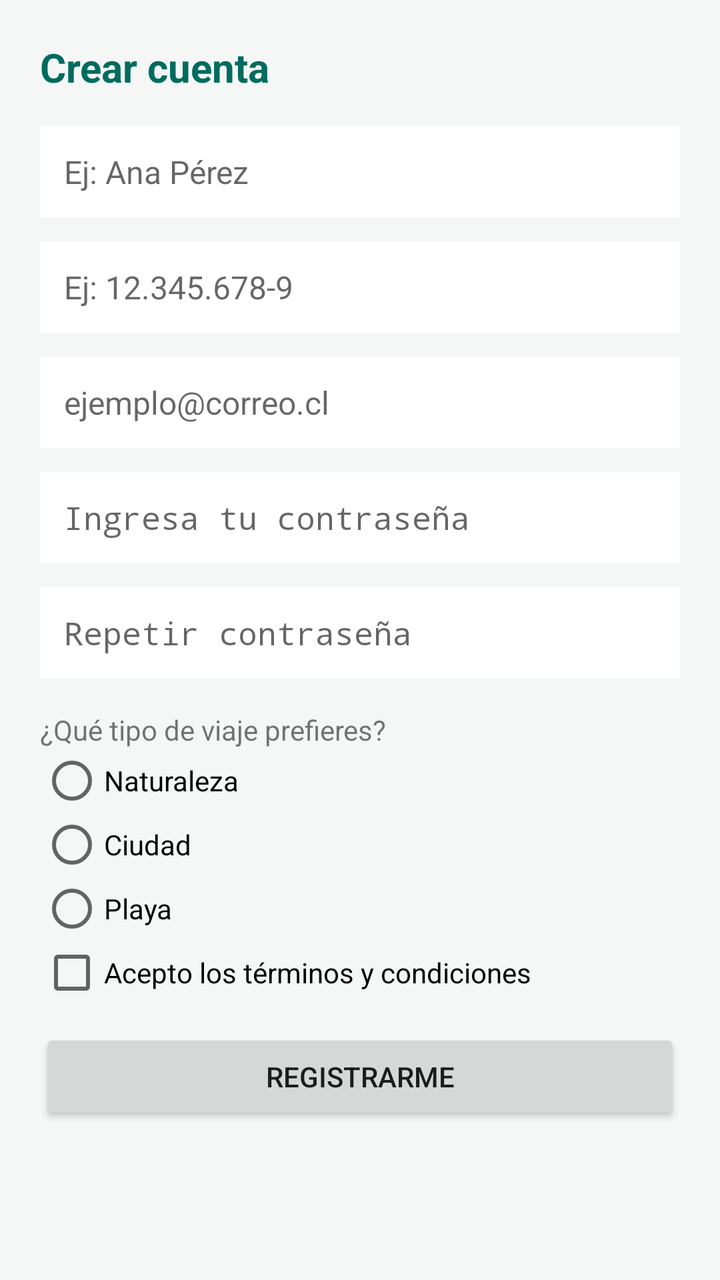
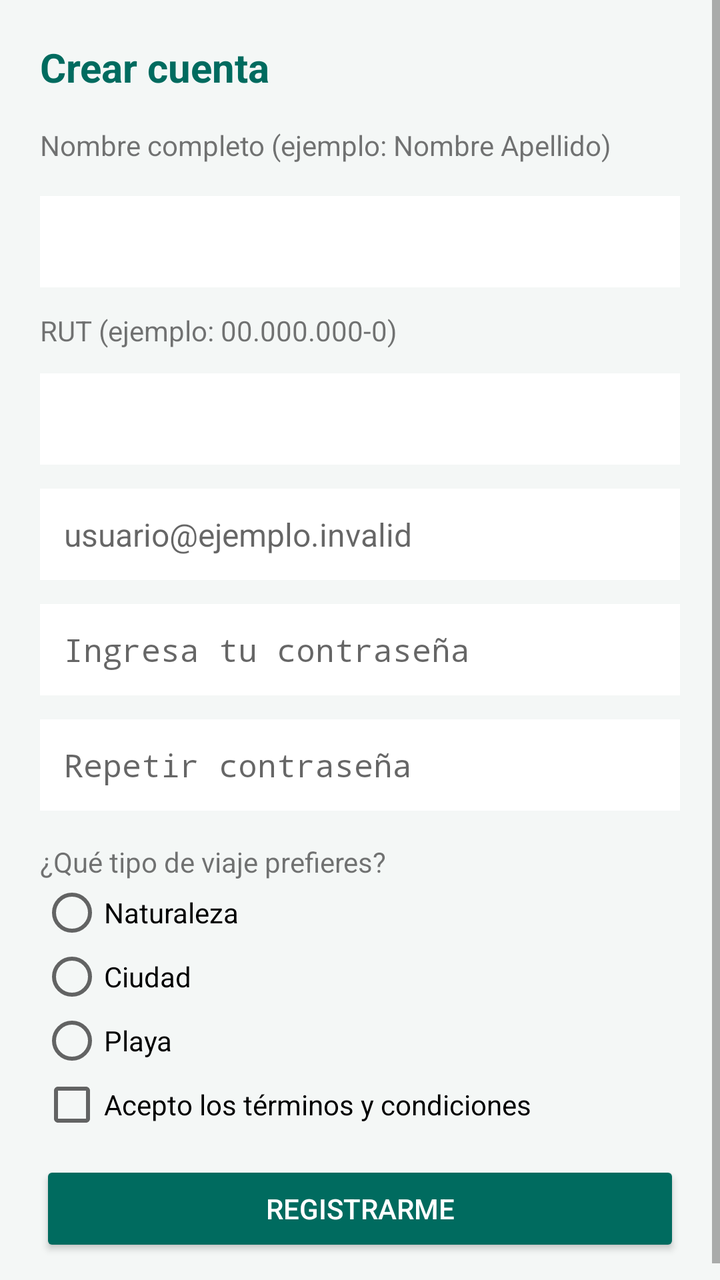

An Android layout rendered at two revisions. The XML below is the earlier revision; the diff shows what the commit changed to produce the second picture.
<!-- AndroidManifest.xml: application theme Theme.ItinerarioViaje -->
<!-- res/layout/activity_registro.xml -->
<?xml version="1.0" encoding="utf-8"?>
<ScrollView xmlns:android="http://schemas.android.com/apk/res/android"
    android:layout_width="match_parent" android:layout_height="match_parent" android:background="@color/fondo">
    <LinearLayout android:layout_width="match_parent" android:layout_height="wrap_content" android:orientation="vertical" android:padding="20dp">
        <TextView style="@style/EstiloTituloViaje" android:layout_width="wrap_content" android:layout_height="wrap_content" android:text="@string/crear_cuenta" />
        <EditText android:id="@+id/edtNombre" style="@style/EstiloCampoViaje" android:layout_width="match_parent" android:layout_height="wrap_content" android:layout_marginTop="16dp" android:hint="@string/nombre_hint" />
        <EditText android:id="@+id/edtRut" style="@style/EstiloCampoViaje" android:layout_width="match_parent" android:layout_height="wrap_content" android:layout_marginTop="12dp" android:hint="@string/rut_hint" android:inputType="text" />
        <EditText android:id="@+id/edtCorreoRegistro" style="@style/EstiloCampoViaje" android:layout_width="match_parent" android:layout_height="wrap_content" android:layout_marginTop="12dp" android:hint="@string/correo_hint" android:inputType="textEmailAddress" />
        <EditText android:id="@+id/edtContrasenaRegistro" style="@style/EstiloCampoViaje" android:layout_width="match_parent" android:layout_height="wrap_content" android:layout_marginTop="12dp" android:hint="@string/contrasena_hint" android:inputType="textPassword" />
        <EditText android:id="@+id/edtRepetirContrasena" style="@style/EstiloCampoViaje" android:layout_width="match_parent" android:layout_height="wrap_content" android:layout_marginTop="12dp" android:hint="@string/repetir_contrasena" android:inputType="textPassword" />
        <TextView android:layout_width="wrap_content" android:layout_height="wrap_content" android:layout_marginTop="16dp" android:text="@string/tipo_viajero" />
        <RadioGroup android:id="@+id/rbgTipoViaje" android:layout_width="match_parent" android:layout_height="wrap_content">
            <RadioButton android:id="@+id/rbNaturaleza" android:layout_width="wrap_content" android:layout_height="wrap_content" android:text="@string/rb_naturaleza" />
            <RadioButton android:id="@+id/rbCiudad" android:layout_width="wrap_content" android:layout_height="wrap_content" android:text="@string/rb_ciudad" />
            <RadioButton android:id="@+id/rbPlaya" android:layout_width="wrap_content" android:layout_height="wrap_content" android:text="@string/rb_playa" />
        </RadioGroup>
        <CheckBox android:id="@+id/chkTerminos" android:layout_width="wrap_content" android:layout_height="wrap_content" android:text="@string/terminos" />
        <Button android:id="@+id/btnRegistrar" android:layout_width="match_parent" android:layout_height="wrap_content" android:layout_marginTop="12dp" android:text="@string/registrar" />
    </LinearLayout>
</ScrollView>
<!-- resources referenced by this layout -->
<resources>
  <color name="fondo">#F4F7F6</color>
  <string name="contrasena_hint">Ingresa tu contraseña</string>
  <string name="correo_hint">ejemplo@correo.cl</string>
  <string name="crear_cuenta">Crear cuenta</string>
  <string name="nombre_hint">Ej: Ana Pérez</string>
  <string name="rb_ciudad">Ciudad</string>
  <string name="rb_naturaleza">Naturaleza</string>
  <string name="rb_playa">Playa</string>
  <string name="registrar">Registrarme</string>
  <string name="repetir_contrasena">Repetir contraseña</string>
  <string name="rut_hint">Ej: 12.345.678-9</string>
  <string name="terminos">Acepto los términos y condiciones</string>
  <string name="tipo_viajero">¿Qué tipo de viaje prefieres?</string>
  <style name="EstiloCampoViaje">
          <item name="android:textSize">16sp</item>
          <item name="android:textColor">@color/texto_principal</item>
          <item name="android:padding">12dp</item>
          <item name="android:background">@color/fondo_tarjeta</item>
      </style>
  <style name="EstiloTituloViaje">
          <item name="android:textSize">20sp</item>
          <item name="android:textStyle">bold</item>
          <item name="android:textColor">@color/primario</item>
      </style>
  <style name="Theme.ItinerarioViaje" parent="android:style/Theme.Material.Light.NoActionBar">
          <item name="android:colorPrimary">@color/primario</item>
          <item name="android:colorPrimaryDark">@color/primario_variante</item>
          <item name="android:colorAccent">@color/primario</item>
          <item name="android:windowBackground">@color/fondo</item>
          <item name="android:textColorPrimary">@color/texto_principal</item>
      </style>
  <color name="texto_principal">#1B1C1C</color>
  <color name="fondo_tarjeta">#FFFFFF</color>
  <color name="primario">#006B5F</color>
  <color name="primario_variante">#004D43</color>
</resources>

<!-- the commit's change to res/layout/activity_registro.xml (unified diff, before → after) -->
@@ -1,10 +1,12 @@
 <?xml version="1.0" encoding="utf-8"?>
 <ScrollView xmlns:android="http://schemas.android.com/apk/res/android"
-    android:layout_width="match_parent" android:layout_height="match_parent" android:background="@color/fondo">
+    android:layout_width="match_parent" android:layout_height="match_parent" android:fitsSystemWindows="true">
     <LinearLayout android:layout_width="match_parent" android:layout_height="wrap_content" android:orientation="vertical" android:padding="20dp">
         <TextView style="@style/EstiloTituloViaje" android:layout_width="wrap_content" android:layout_height="wrap_content" android:text="@string/crear_cuenta" />
-        <EditText android:id="@+id/edtNombre" style="@style/EstiloCampoViaje" android:layout_width="match_parent" android:layout_height="wrap_content" android:layout_marginTop="16dp" android:hint="@string/nombre_hint" />
-        <EditText android:id="@+id/edtRut" style="@style/EstiloCampoViaje" android:layout_width="match_parent" android:layout_height="wrap_content" android:layout_marginTop="12dp" android:hint="@string/rut_hint" android:inputType="text" />
+        <TextView android:layout_width="match_parent" android:layout_height="wrap_content" android:layout_marginTop="16dp" android:labelFor="@id/edtNombre" android:text="@string/nombre" />
+        <EditText android:id="@+id/edtNombre" style="@style/EstiloCampoViaje" android:layout_width="match_parent" android:layout_height="wrap_content" android:layout_marginTop="16dp" android:inputType="textPersonName" />
+        <TextView android:layout_width="match_parent" android:layout_height="wrap_content" android:layout_marginTop="12dp" android:labelFor="@id/edtRut" android:text="@string/rut" />
+        <EditText android:id="@+id/edtRut" style="@style/EstiloCampoViaje" android:layout_width="match_parent" android:layout_height="wrap_content" android:layout_marginTop="12dp" android:inputType="text" />
         <EditText android:id="@+id/edtCorreoRegistro" style="@style/EstiloCampoViaje" android:layout_width="match_parent" android:layout_height="wrap_content" android:layout_marginTop="12dp" android:hint="@string/correo_hint" android:inputType="textEmailAddress" />
         <EditText android:id="@+id/edtContrasenaRegistro" style="@style/EstiloCampoViaje" android:layout_width="match_parent" android:layout_height="wrap_content" android:layout_marginTop="12dp" android:hint="@string/contrasena_hint" android:inputType="textPassword" />
         <EditText android:id="@+id/edtRepetirContrasena" style="@style/EstiloCampoViaje" android:layout_width="match_parent" android:layout_height="wrap_content" android:layout_marginTop="12dp" android:hint="@string/repetir_contrasena" android:inputType="textPassword" />
@@ -15,6 +17,6 @@
             <RadioButton android:id="@+id/rbPlaya" android:layout_width="wrap_content" android:layout_height="wrap_content" android:text="@string/rb_playa" />
         </RadioGroup>
         <CheckBox android:id="@+id/chkTerminos" android:layout_width="wrap_content" android:layout_height="wrap_content" android:text="@string/terminos" />
-        <Button android:id="@+id/btnRegistrar" android:layout_width="match_parent" android:layout_height="wrap_content" android:layout_marginTop="12dp" android:text="@string/registrar" />
+        <Button android:id="@+id/btnRegistrar" style="@style/EstiloBotonViaje" android:layout_width="match_parent" android:layout_height="wrap_content" android:layout_marginTop="12dp" android:text="@string/registrar" />
     </LinearLayout>
 </ScrollView>
<!-- resource entries referenced after the edit -->
@@ -2,17 +2,21 @@
 <resources>
   <color name="fondo">#F4F7F6</color>
   <string name="contrasena_hint">Ingresa tu contraseña</string>
-  <string name="correo_hint">ejemplo@correo.cl</string>
+  <string name="correo_hint">usuario@ejemplo.invalid</string>
   <string name="crear_cuenta">Crear cuenta</string>
-  <string name="nombre_hint">Ej: Ana Pérez</string>
+  <string name="nombre">Nombre completo (ejemplo: Nombre Apellido)</string>
   <string name="rb_ciudad">Ciudad</string>
   <string name="rb_naturaleza">Naturaleza</string>
   <string name="rb_playa">Playa</string>
   <string name="registrar">Registrarme</string>
   <string name="repetir_contrasena">Repetir contraseña</string>
-  <string name="rut_hint">Ej: 12.345.678-9</string>
+  <string name="rut">RUT (ejemplo: 00.000.000-0)</string>
   <string name="terminos">Acepto los términos y condiciones</string>
   <string name="tipo_viajero">¿Qué tipo de viaje prefieres?</string>
+  <style name="EstiloBotonViaje" parent="android:style/Widget.Material.Button">
+          <item name="android:backgroundTint">@color/primario</item>
+          <item name="android:textColor">@color/texto_boton</item>
+      </style>
   <style name="EstiloCampoViaje">
           <item name="android:textSize">16sp</item>
           <item name="android:textColor">@color/texto_principal</item>
@@ -30,10 +34,14 @@
           <item name="android:colorAccent">@color/primario</item>
           <item name="android:windowBackground">@color/fondo</item>
           <item name="android:textColorPrimary">@color/texto_principal</item>
+          <item name="android:statusBarColor">@color/fondo</item>
+          <item name="android:windowLightStatusBar">true</item>
+          <item name="android:navigationBarColor">@color/fondo</item>
       </style>
   <color name="texto_principal">#1B1C1C</color>
   <color name="fondo_tarjeta">#FFFFFF</color>
   <color name="primario">#006B5F</color>
+  <color name="texto_boton">#FFFFFF</color>
   <color name="primario_variante">#004D43</color>
 </resources>
 
